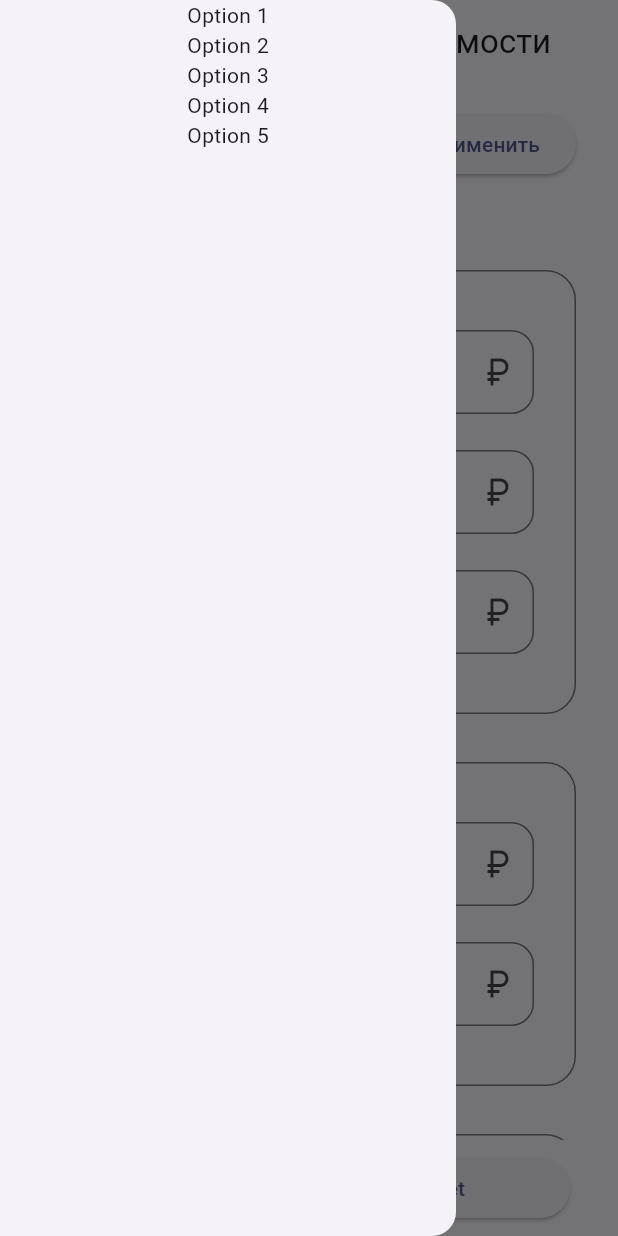
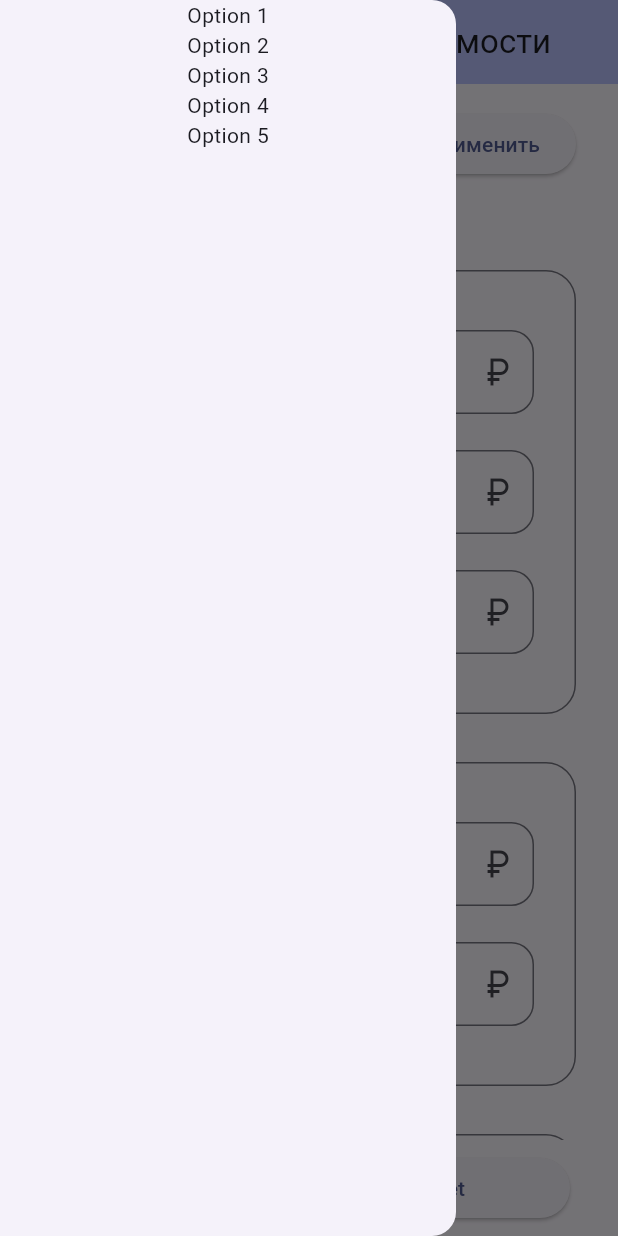
Before and after one commit to WizMe-M/carewool_profitability_calculator, a Flutter app: the screen it shows after launch, with the side drawer open, on a phone screen of 412 x 824 dp. Run offline on Flutter 3.47's test engine with Material 2 defaults, Android fonts, the phone set to English and light mode, and no system bars; our stand-ins replace decimal, freezed_annotation; missing offline and left inert: event.

Commit message:
widget refactor

```diff
--- a/carewool_profitability_calculator/lib/widget/nav/side_bar.dart
+++ b/carewool_profitability_calculator/lib/widget/nav/side_bar.dart
@@ -1,7 +1,7 @@
 import 'package:flutter/material.dart';
 
 class SideBar extends StatefulWidget {
-  const SideBar({Key? key}) : super(key: key);
+  const SideBar({super.key});
 
   @override
   State<SideBar> createState() => _SideBarState();
--- a/carewool_profitability_calculator/lib/widget/page/calculator/bottom_totals_bar.dart
+++ b/carewool_profitability_calculator/lib/widget/page/calculator/bottom_totals_bar.dart
@@ -5,10 +5,10 @@ import 'package:flutter/material.dart';
 
 class BottomTotalBar extends StatefulWidget {
   const BottomTotalBar({
-    Key? key,
+    super.key,
     required this.recountEvent,
     required this.formKey,
-  }) : super(key: key);
+  });
 
   final Event<Value<Decimal>> recountEvent;
   final GlobalKey<FormState> formKey;
--- a/carewool_profitability_calculator/lib/widget/page/calculator/calculator_page.dart
+++ b/carewool_profitability_calculator/lib/widget/page/calculator/calculator_page.dart
@@ -9,7 +9,7 @@ import 'package:event/event.dart';
 import 'package:flutter/material.dart';
 
 class CalculatorPage extends StatelessWidget {
-  CalculatorPage({Key? key}) : super(key: key);
+  CalculatorPage({super.key});
 
   final _formKey = GlobalKey<FormState>();
   final _formChangedEvent = Event<Value<Decimal>>();
--- a/carewool_profitability_calculator/lib/widget/page/calculator/change_name_widget.dart
+++ b/carewool_profitability_calculator/lib/widget/page/calculator/change_name_widget.dart
@@ -3,9 +3,11 @@ import 'package:event/event.dart';
 import 'package:flutter/material.dart';
 
 class ChangeNameWidget extends StatefulWidget {
-  const ChangeNameWidget(
-      {Key? key, required this.titleChangeEvent, required this.titleResetEvent})
-      : super(key: key);
+  const ChangeNameWidget({
+    super.key,
+    required this.titleChangeEvent,
+    required this.titleResetEvent,
+  });
 
   final Event<Value<String>> titleChangeEvent;
   final Event titleResetEvent;
--- a/carewool_profitability_calculator/lib/widget/page/calculator/form/calc_form.dart
+++ b/carewool_profitability_calculator/lib/widget/page/calculator/form/calc_form.dart
@@ -6,10 +6,10 @@ import 'package:flutter/material.dart';
 
 class CalcForm extends StatelessWidget {
   CalcForm({
-    Key? key,
+    super.key,
     required this.formKey,
     required this.formChangedEvent,
-  }) : super(key: key);
+  });
 
   final CalcFormViewModel viewmodel = CalcFormViewModel();
   final GlobalKey<FormState> formKey;
--- a/carewool_profitability_calculator/lib/widget/page/calculator/form/form_block.dart
+++ b/carewool_profitability_calculator/lib/widget/page/calculator/form/form_block.dart
@@ -3,7 +3,7 @@ import 'package:carewool_profitability_calculator/widget/util/ruble_input_widget
 import 'package:flutter/material.dart';
 
 class FormBlock extends StatelessWidget {
-  const FormBlock({Key? key, required this.viewmodel}) : super(key: key);
+  const FormBlock({super.key, required this.viewmodel});
 
   final FormBlockViewModel viewmodel;
 
--- a/carewool_profitability_calculator/lib/widget/page/calculator/top_title_bar.dart
+++ b/carewool_profitability_calculator/lib/widget/page/calculator/top_title_bar.dart
@@ -41,6 +41,7 @@
   Widget build(BuildContext context) {
     return AppBar(
       title: Text(currentTitle),
+      backgroundColor: Theme.of(context).colorScheme.inversePrimary,
     );
   }
 }
--- a/carewool_profitability_calculator/lib/widget/util/ruble_input_widget.dart
+++ b/carewool_profitability_calculator/lib/widget/util/ruble_input_widget.dart
@@ -8,8 +8,7 @@ class RubleInput extends StatelessWidget {
       this.textInputAction,
       this.focusNode,
       this.autofocus = false,
-      Key? key})
-      : super(key: key);
+      super.key});
 
   final TextEditingController controller;
   final String labelText;
--- a/carewool_profitability_calculator/lib/widget/util/space.dart
+++ b/carewool_profitability_calculator/lib/widget/util/space.dart
@@ -1,7 +1,8 @@
 import 'package:flutter/material.dart';
 
 class Space extends StatelessWidget {
-  const Space(this.value, {Key? key}) : super(key: key);
+  const Space(this.value, {super.key});
+
   final double value;
 
   @override
```
Also changed, not shown: 1 other file.
